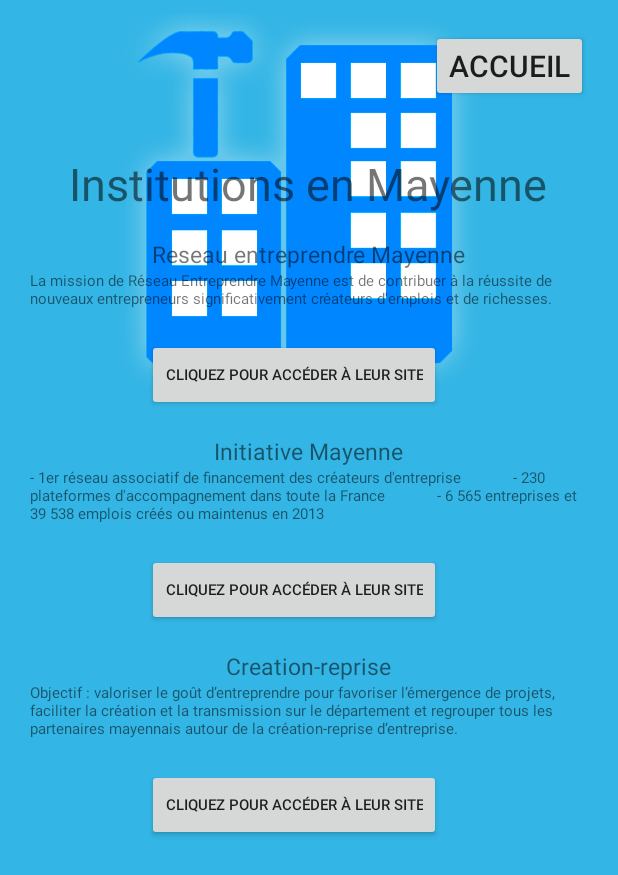
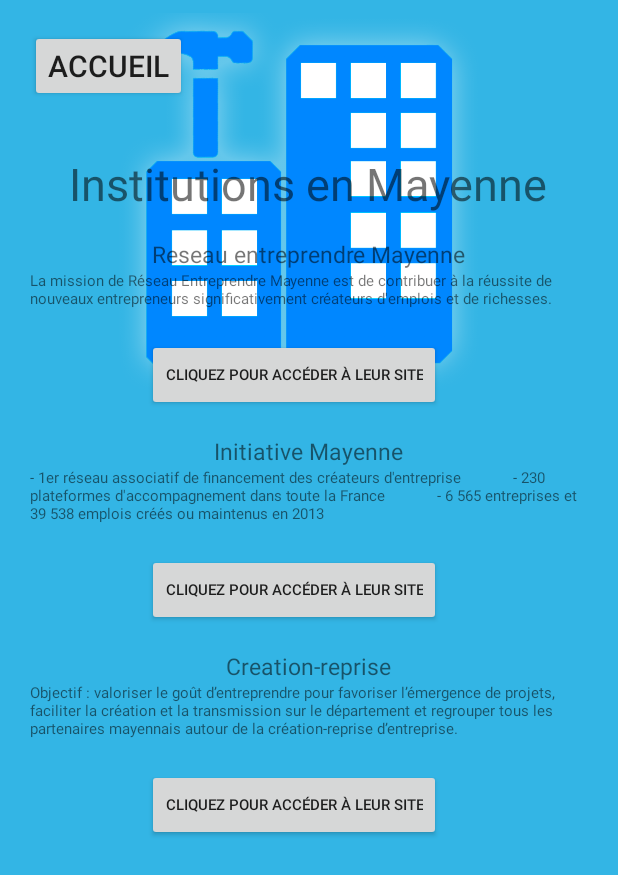
Before and after one commit to Alexcouter/CreanTreprise, an Android app: the layout activity_institutions.xml on its own in the app's theme, with its tools: preview values and no code run, on a phone screen of 412 x 824 dp. Shown: the top 875 px of the screen. Run offline under Robolectric (Android 15) with nearby library versions, the phone set to English and light mode, and no system bars.

```diff
--- a/app/src/main/res/layout/activity_institutions.xml
+++ b/app/src/main/res/layout/activity_institutions.xml
@@ -22,10 +22,10 @@
         android:layout_width="wrap_content"
         android:layout_height="wrap_content"
         android:layout_alignParentTop="true"
-        android:layout_alignParentRight="true"
+        android:layout_alignParentLeft="true"
         android:textSize="20sp"
         android:layout_marginTop="20dp"
-        android:layout_marginRight="20dp"
+        android:layout_marginLeft="20dp"
         android:text="Accueil" />
 
     <ScrollView
```
